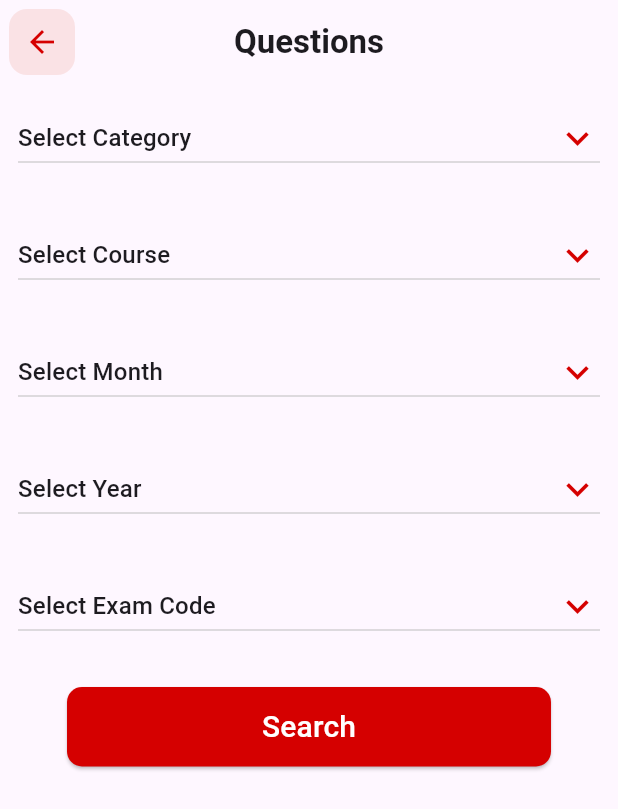
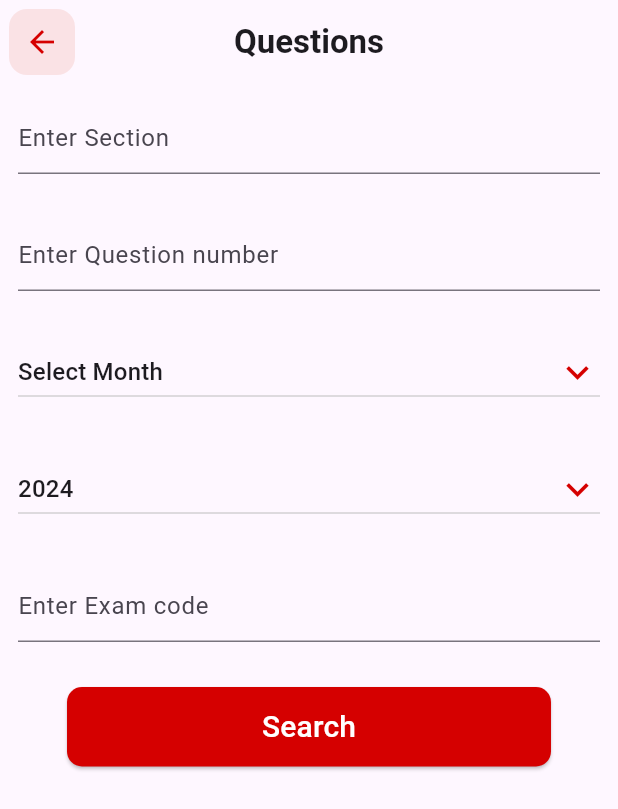
Before and after one commit to Moazzibrahim/Maths_house, a Flutter app: the QuestionFilterScreen screen opened directly, on a phone screen of 412 x 824 dp. Shown: the top 809 px of the screen. Run offline on Flutter 3.47's test engine with Material 3 defaults, Android fonts, the phone set to English and light mode, and no system bars; our stand-ins replace carousel_slider, dots_indicator, flutter_screenutil.

Commit message:
questions provider

```diff
--- a/lib/Model/question_filter_model.dart
+++ b/lib/Model/question_filter_model.dart
@@ -1,44 +1,46 @@
-class Question{
+class Question {
   final String question;
   final String qUrl;
   final List<Mcq> mcqList;
 
-  Question({required this.question, required this.qUrl, required this.mcqList});
+  Question({
+    required this.question,
+    required this.qUrl,
+    required this.mcqList,
+  });
 
-  factory Question.fromJson(Map<String,dynamic> json){
+  factory Question.fromJson(Map<String, dynamic> json) {
     List<Mcq> mcqList = [];
 
+      if (json.containsKey('mcq')) {
       List<dynamic> mcqs = json['mcq'];
       mcqs.forEach((mcq) {
         mcqList.add(Mcq.fromJson(mcq));
       });
-
+    }
     return Question(
-    question: json['question'],
-    qUrl: json['q_url'],
+      question: json['question']??'',
+      qUrl: json['q_url']??'',
       mcqList: mcqList,
     );
   }
 }
 
-class QuestionsList{
+class QuestionsList {
   final List<dynamic> questionsList;
 
   QuestionsList({required this.questionsList});
 
-  factory QuestionsList.fromJson(Map<String,dynamic> json)=>
+  factory QuestionsList.fromJson(Map<String, dynamic> json) =>
       QuestionsList(questionsList: json['q_items']);
 }
 
-class Mcq{
+class Mcq {
   final String text;
   final String answer;
 
   Mcq({required this.text, required this.answer});
 
-  factory Mcq.fromJson(Map<String,dynamic> json)=>
-  Mcq(
-    text: json['mcq_ans'],
-    answer: json['mcq_answers']
-    );
+  factory Mcq.fromJson(Map<String, dynamic> json) =>
+      Mcq(text: json['mcq_ans'], answer: json['mcq_answers']);
 }
--- a/lib/View/screens/questions_filter_screen.dart
+++ b/lib/View/screens/questions_filter_screen.dart
@@ -1,6 +1,5 @@
 import 'package:flutter/material.dart';
 import 'package:flutter_application_1/View/screens/questions_screen.dart';
-import 'package:flutter_application_1/View/widgets/custom_dropdownbutton.dart';
 import 'package:flutter_application_1/constants/colors.dart';
 
 class QuestionFilterScreen extends StatefulWidget {
@@ -11,6 +10,11 @@ class QuestionFilterScreen extends StatefulWidget {
 }
 
 class _QuestionFilterScreenState extends State<QuestionFilterScreen> {
+  TextEditingController sectionController = TextEditingController();
+  TextEditingController questionNumController = TextEditingController();
+  TextEditingController examCodeController = TextEditingController();
+  List<int> years =
+      List.generate(10, (index) => DateTime.now().year - 5 + index);
   final List<String> months = [
     'January',
     'February',
@@ -25,11 +29,8 @@ class _QuestionFilterScreenState extends State<QuestionFilterScreen> {
     'November',
     'December'
   ];
-  String selectedCategory = 'Select Category';
-  String selectedCourse = 'Select Course';
-  String selectedYear = 'Select Year';
+  int selectedYear=DateTime.now().year;
   String selectedMonth = 'Select Month';
-  String selectedExamCode = 'Select Exam Code';
   @override
   Widget build(BuildContext context) {
     return Scaffold(
@@ -58,81 +59,93 @@ class _QuestionFilterScreenState extends State<QuestionFilterScreen> {
         child: Center(
           child: Column(
             children: [
-              CustomDropdownButton(
-                value: selectedCategory,
-                items: const ['Select Category', 'cat a', 'cat b'],
-                onChanged: (newValue) {
-                  setState(() {
-                    selectedCategory = newValue!;
-                  });
-                },
+              TextField(
+                controller: sectionController,
+                decoration: const InputDecoration(hintText: 'Enter Section'),
               ),
               const SizedBox(
                 height: 30,
               ),
-              CustomDropdownButton(
-                value: selectedCourse,
-                items: const ['Select Course', 'cat a', 'cat b'],
-                onChanged: (newValue) {
-                  setState(() {
-                    selectedCourse = newValue!;
-                  });
-                },
+              TextField(
+                controller: sectionController,
+                decoration:
+                    const InputDecoration(hintText: 'Enter Question number'),
               ),
               const SizedBox(
                 height: 30,
               ),
-              CustomDropdownButton(
+              DropdownButton<String>(
+                isExpanded: true,
+                icon: Icon(
+                  Icons.keyboard_arrow_down_outlined,
+                  size: 30,
+                  color: Colors.redAccent[700],
+                ),
                 value: selectedMonth,
-                items: ['Select Month', ...months],
                 onChanged: (newValue) {
                   setState(() {
                     selectedMonth = newValue!;
                   });
                 },
+                items: ['Select Month',...months]
+                    .map<DropdownMenuItem<String>>(
+                      (value) => DropdownMenuItem<String>(
+                        value: value,
+                        child: Text(value),
+                      ),
+                    )
+                    .toList(),
               ),
               const SizedBox(
                 height: 30,
               ),
-              CustomDropdownButton(
+              DropdownButton<int>(
+                isExpanded: true,
+                icon: Icon(
+                  Icons.keyboard_arrow_down_outlined,
+                  size: 30,
+                  color: Colors.redAccent[700],
+                ),
                 value: selectedYear,
-                items: const ['Select Year', '2020', '2021','2022','2023','2024'],
                 onChanged: (newValue) {
                   setState(() {
                     selectedYear = newValue!;
                   });
                 },
+                items: years
+                    .map<DropdownMenuItem<int>>(
+                      (value) => DropdownMenuItem<int>(
+                        value: value,
+                        child: Text(value.toString()),
+                      ),
+                    )
+                    .toList(),
               ),
               const SizedBox(
                 height: 30,
               ),
-              CustomDropdownButton(
-                value: selectedExamCode,
-                items: const ['Select Exam Code', 'cat a', 'cat b'],
-                onChanged: (newValue) {
-                  setState(() {
-                    selectedExamCode = newValue!;
-                  });
-                },
+              TextField(
+                controller: examCodeController,
+                decoration: const InputDecoration(hintText: 'Enter Exam code'),
               ),
               const SizedBox(
                 height: 30,
               ),
               ElevatedButton(
                 onPressed: () {
-                  Navigator.of(context).push(
-                    MaterialPageRoute(builder: (ctx)=>const QuestionsScreen())
-                  );
+                  Navigator.of(context).push(MaterialPageRoute(
+                      builder: (ctx) => const QuestionsScreen()));
                 },
                 style: ElevatedButton.styleFrom(
-                  backgroundColor: Colors.redAccent[700],
-                  shape: RoundedRectangleBorder(borderRadius: BorderRadius.circular(10)),
-                  padding: const EdgeInsets.symmetric(
-                    vertical: 12,
-                    horizontal: 130
-                  )
+                    backgroundColor: Colors.redAccent[700],
+                    shape: RoundedRectangleBorder(
+                        borderRadius: BorderRadius.circular(10)),
+                    padding: const EdgeInsets.symmetric(
+                        vertical: 12, horizontal: 130)),
+                child: const Text(
+                  'Search',
+                  style: TextStyle(color: Colors.white, fontSize: 20),
                 ),
-                child: const Text('Search',style: TextStyle(color: Colors.white,fontSize: 20),),
               )
             ],
           ),
--- a/lib/View/widgets/custom_dropdownbutton.dart
+++ b/lib/View/widgets/custom_dropdownbutton.dart
@@ -2,7 +2,7 @@ import 'package:flutter/material.dart';
 
 class CustomDropdownButton extends StatelessWidget {
   final String value;
-  final List<String> items;
+  final List<dynamic> items;
   final Function(String?) onChanged;
 
   const CustomDropdownButton({
--- a/lib/controller/chapters_provider.dart
+++ b/lib/controller/chapters_provider.dart
@@ -30,13 +30,13 @@ class ChapterProvider with ChangeNotifier {
         List<Chapter> c =
             chaptersList.chaptersList.map((e) => Chapter.fromJson(e)).toList();
             allChapters=c;
-
             notifyListeners();
       }
     } catch (e) {
       log('Error: $e');
     }
   }
+
   Future<void> getLessonsData(BuildContext context) async {
     final tokenProvider = Provider.of<TokenModel>(context, listen: false);
     final token = tokenProvider.token;
--- a/lib/main.dart
+++ b/lib/main.dart
@@ -7,6 +7,7 @@ import 'package:flutter_application_1/controller/courses_provider.dart';
 import 'package:flutter_application_1/controller/exam_mcq_provider.dart';
 import 'package:flutter_application_1/controller/exam_provider.dart';
 import 'package:flutter_application_1/controller/live_provider.dart';
+import 'package:flutter_application_1/controller/question_provider.dart';
 import 'package:flutter_application_1/controller/start_exam_provider.dart';
 
 import 'package:provider/provider.dart';
@@ -36,6 +37,7 @@ class MathHouse extends StatelessWidget {
         ChangeNotifierProvider(create: (_) => ExamProvider()),
         ChangeNotifierProvider(create: (_) => StartExamProvider()),
         ChangeNotifierProvider(create: (_) => ExamMcqProvider()),
+        ChangeNotifierProvider(create: (_) => QuestionsProvider()),
       ],
       child: const ScreenUtilInit(
         minTextAdapt: true,
```
Also changed, not shown: lib/View/screens/questions_screen.dart (+22 -2 lines), lib/controller/question_provider.dart (added, +36 -0 lines). Lines whose indentation alone changed are shown as unchanged.
